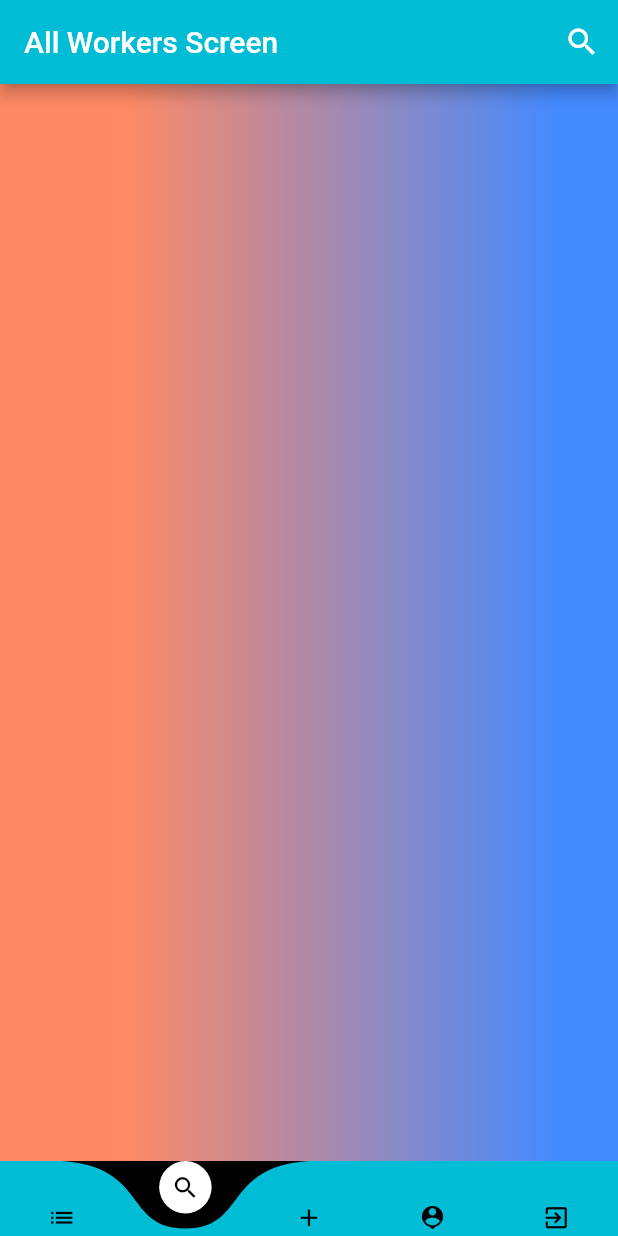
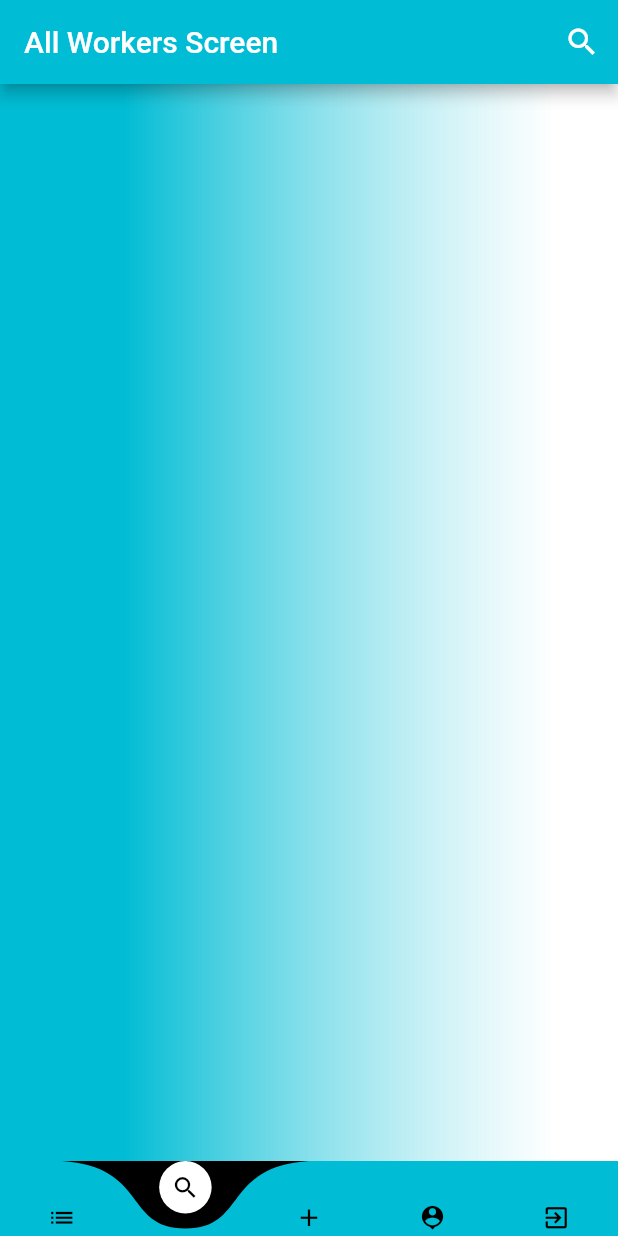
Before and after one commit to NKloos/flutter, a Flutter app: the screen it shows once a user with an empty profile is signed in, item 2 of the bottom bar chosen, on a phone screen of 412 x 824 dp. Run offline on Flutter 3.47's test engine with Material 2 defaults, Android fonts, the phone set to English and light mode, and no system bars; drawn by our look-alikes of curved_navigation_bar; our stand-ins replace cached_network_image, cloud_firestore, firebase_auth, firebase_core, firebase_storage, fluttertoast and 1 more; accounts and stored records are empty; network calls fail.

Commit message:
Change search_companies.dart background

```diff
--- a/lib/Search/search_companies.dart
+++ b/lib/Search/search_companies.dart
@@ -12,12 +12,12 @@ class _AllWorkersScreenState extends State<AllWorkersScreen> {
   @override
   Widget build(BuildContext context) {
     return Container(
-      decoration: BoxDecoration(
+      decoration: const BoxDecoration(
         gradient: LinearGradient(
-          colors: [Colors.deepOrange.shade300, Colors.blueAccent],
+          colors: [Colors.cyan, Colors.white60],
           begin: Alignment.centerLeft,
           end: Alignment.centerRight,
-          stops: const [0.2, 0.9],
+          stops: [0.2, 0.9],
         )
       ),
       child: Scaffold(
```
